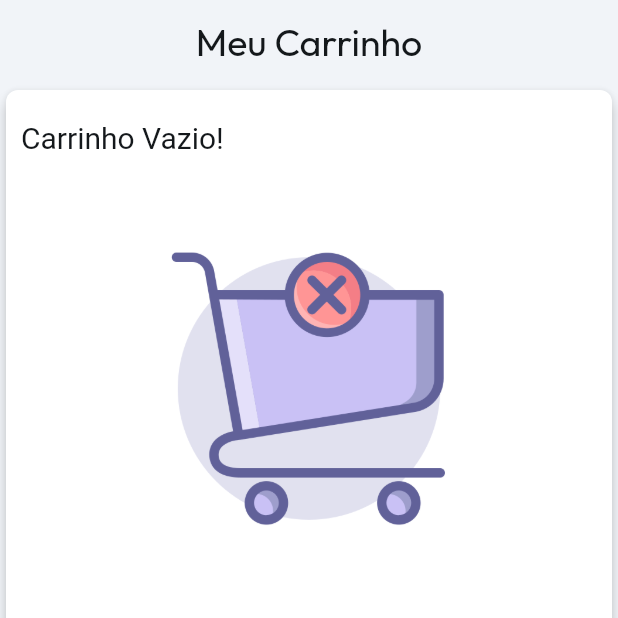
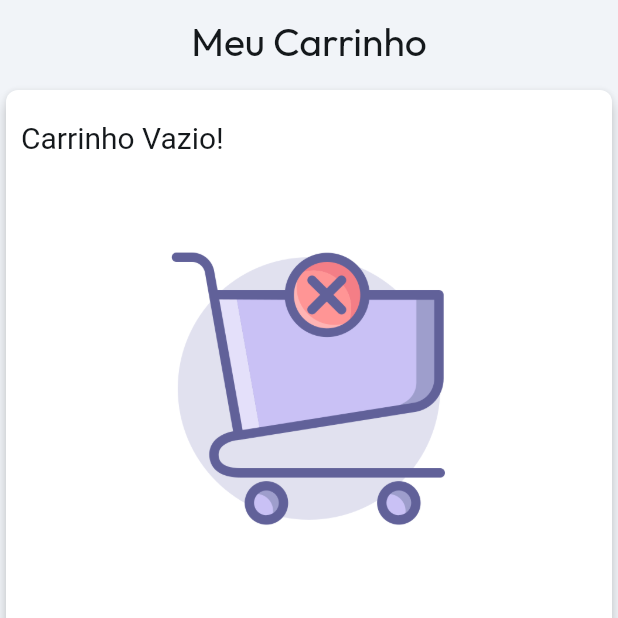
Before and after one commit to diegosilvaadv/appPizzariaSupaBase, a Flutter app: the screen it shows once a user with an empty profile is signed in, item 2 of the bottom bar chosen, on a phone screen of 412 x 824 dp, the top half of it. Run offline on Flutter 3.47's test engine with Material 2 defaults, Android fonts, the phone set to English and light mode, and no system bars; drawn by our look-alikes of flutter_animate; our stand-ins replace auto_size_text, badges, carousel_slider, expandable, flutter_credit_card, flutter_markdown and 10 more; missing offline and left inert: aligned_dialog, json_path; accounts and stored records are empty; network calls fail; Roboto replaces fonts that are missing (Readex Pro); statements that could not run were skipped.

Commit message:
Updating to latest FlutterFlow output.

```diff
--- a/lib/pages/carrinho/carrinho_widget.dart
+++ b/lib/pages/carrinho/carrinho_widget.dart
@@ -169,7 +169,7 @@ class _CarrinhoWidgetState extends State<CarrinhoWidget>
                 style: FlutterFlowTheme.of(context).headlineMedium.override(
                       fontFamily: 'Outfit',
                       color: FlutterFlowTheme.of(context).primaryText,
-                      fontSize: 25.0,
+                      fontSize: 26.0,
                     ),
               ),
             ),
@@ -846,7 +846,7 @@ class _CarrinhoWidgetState extends State<CarrinhoWidget>
                                                     'user_id': currentUserUid,
                                                     'numero_pedido':
                                                         buttonNumbersPedRowList
-                                                            .length,
+                                                            .last.id,
                                                   });
                                                   showAlignedDialog(
                                                     barrierDismissible: false,
```
